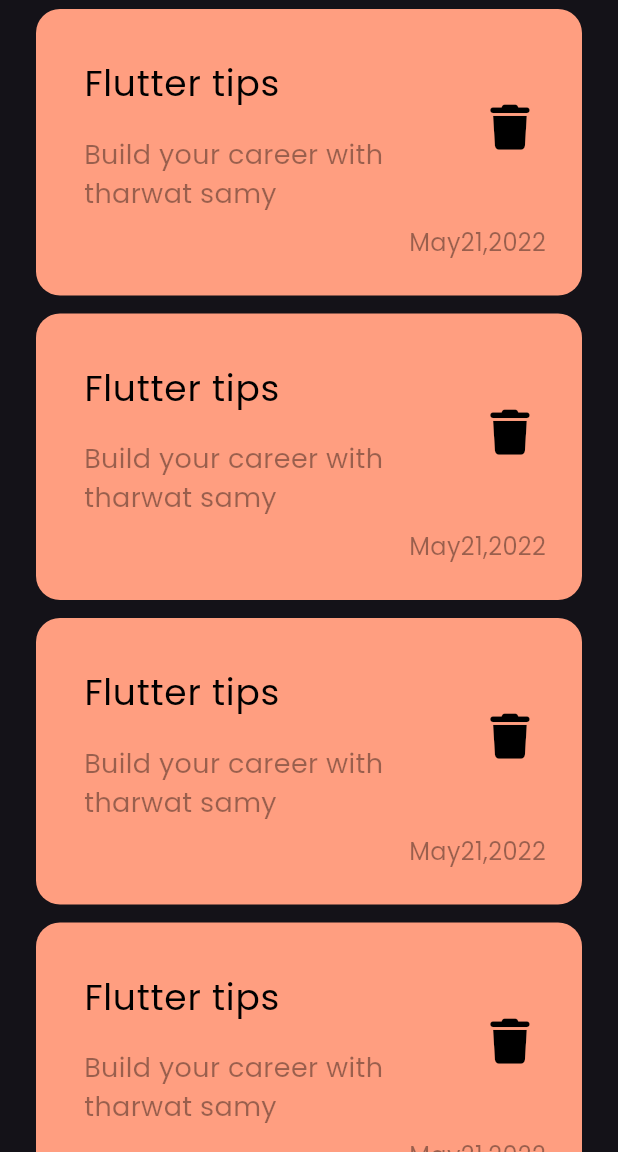
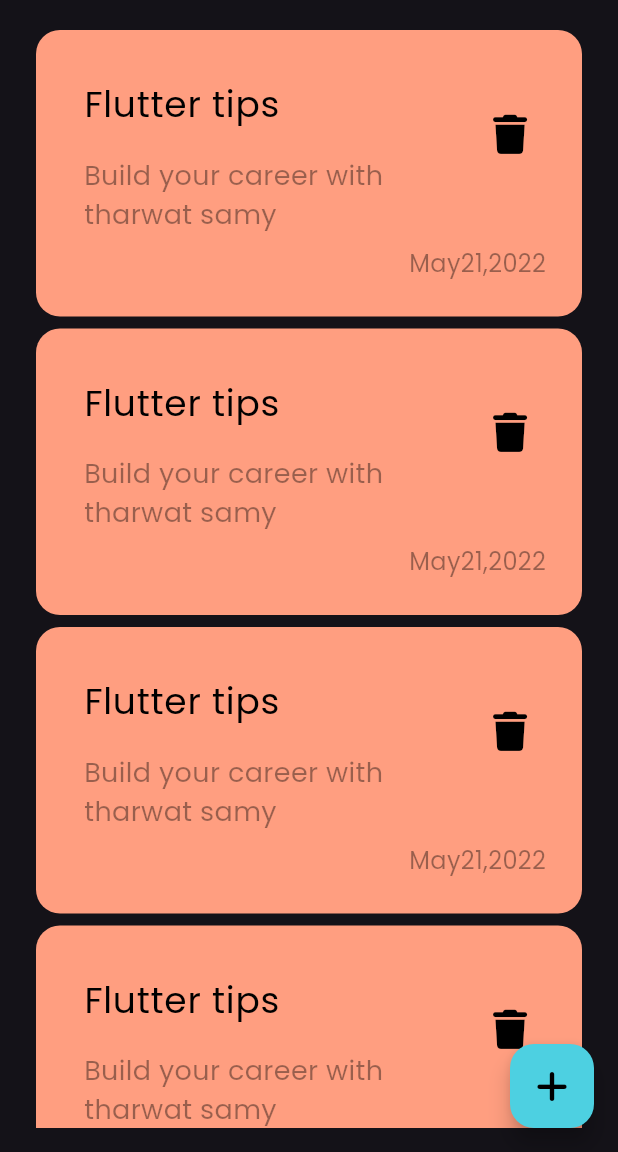
Before and after one commit to SABAHMOHAMEDD/note_app, a Flutter app: the screen it shows after launch, on a phone screen of 412 x 824 dp, the part 84-1236 px from its top. Run offline on Flutter 3.47's test engine with Material 2 defaults, Android fonts, the phone set to English and light mode, and no system bars; our stand-ins replace font_awesome_flutter.

Commit message:
add notes bottom sheet

```diff
--- a/lib/views/notes_view.dart
+++ b/lib/views/notes_view.dart
@@ -1,5 +1,7 @@
 import 'package:flutter/material.dart';
+import 'package:font_awesome_flutter/font_awesome_flutter.dart';
 
+import '../widgets/add_notes_bottom_sheet.dart';
 import '../widgets/notes_view_body.dart';
 
 class NotesView extends StatelessWidget {
@@ -7,9 +9,22 @@ class NotesView extends StatelessWidget {
 
   @override
   Widget build(BuildContext context) {
-    return const SafeArea(
-      child: Scaffold(
-        body: NotesViewBody(),
+    return  SafeArea(
+      child:  Scaffold(
+        floatingActionButton: FloatingActionButton(
+          shape: RoundedRectangleBorder(
+            borderRadius: BorderRadius.circular(16)
+          ),
+          backgroundColor:Colors.cyan.shade300,
+          onPressed: (){
+
+            showModalBottomSheet(context: context, builder: (context){
+
+              return const AddNotesBottomSheet();
+            });
+
+          },child: const Icon(FontAwesomeIcons.add,color: Colors.black,),),
+        body:const NotesViewBody(),
       ),
     );
   }
--- /dev/null
+++ b/lib/widgets/add_notes_bottom_sheet.dart
@@ -0,0 +1,11 @@
+
+import 'package:flutter/material.dart';
+
+class AddNotesBottomSheet extends StatelessWidget {
+  const AddNotesBottomSheet({super.key});
+
+  @override
+  Widget build(BuildContext context) {
+    return  Container();
+  }
+}
--- a/lib/widgets/note_item.dart
+++ b/lib/widgets/note_item.dart
@@ -7,7 +7,7 @@ class NoteItem extends StatelessWidget {
   @override
   Widget build(BuildContext context) {
     return Padding(
-      padding: const EdgeInsets.symmetric( vertical: 6),
+      padding: const EdgeInsets.symmetric(vertical: 4),
       child: Container(
         padding: const EdgeInsets.only(top: 24, bottom: 24, left: 16),
         decoration: BoxDecoration(
@@ -22,7 +22,7 @@ class NoteItem extends StatelessWidget {
                 style: TextStyle(fontSize: 24, color: Colors.black),
               ),
               subtitle: Padding(
-                padding: const EdgeInsets.only(top: 16),
+                padding: const EdgeInsets.only(top: 16,),
                 child: Text(
                   "Build your career with tharwat samy",
                   style: TextStyle(
@@ -30,12 +30,13 @@ class NoteItem extends StatelessWidget {
                 ),
               ),
               trailing: Padding(
-                padding: const EdgeInsets.only(bottom: 24),
+                padding: const EdgeInsets.only(bottom:100,),
                 child: IconButton(
+                  padding: EdgeInsets.zero,
                     onPressed: () {},
                     icon: const Icon(
                       FontAwesomeIcons.trash,
-                      size: 30,
+                      size: 26,
                       color: Colors.black,
                     )),
               ),
--- a/lib/widgets/notes_list_view.dart
+++ b/lib/widgets/notes_list_view.dart
@@ -7,10 +7,14 @@ class NotesListView extends StatelessWidget {
 
   @override
   Widget build(BuildContext context) {
-    return ListView.builder(
-        itemCount: 5,
-        itemBuilder: (context, int index) {
-          return NoteItem();
-        });
+    return Padding(
+      padding: const EdgeInsets.symmetric(vertical: 16),
+      child: ListView.builder(
+          padding: EdgeInsets.zero,
+          itemCount: 5,
+          itemBuilder: (context, int index) {
+            return const NoteItem();
+          }),
+    );
   }
 }
--- a/lib/widgets/notes_view_body.dart
+++ b/lib/widgets/notes_view_body.dart
@@ -1,7 +1,6 @@
 import 'package:flutter/material.dart';
 
 import 'custom_app_bar.dart';
-import 'note_item.dart';
 import 'notes_list_view.dart';
 
 class NotesViewBody extends StatelessWidget {
```
